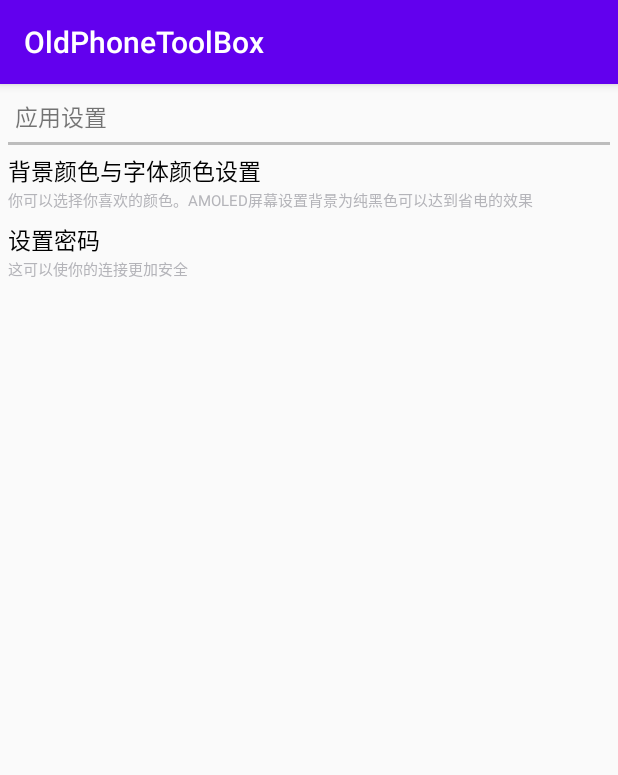
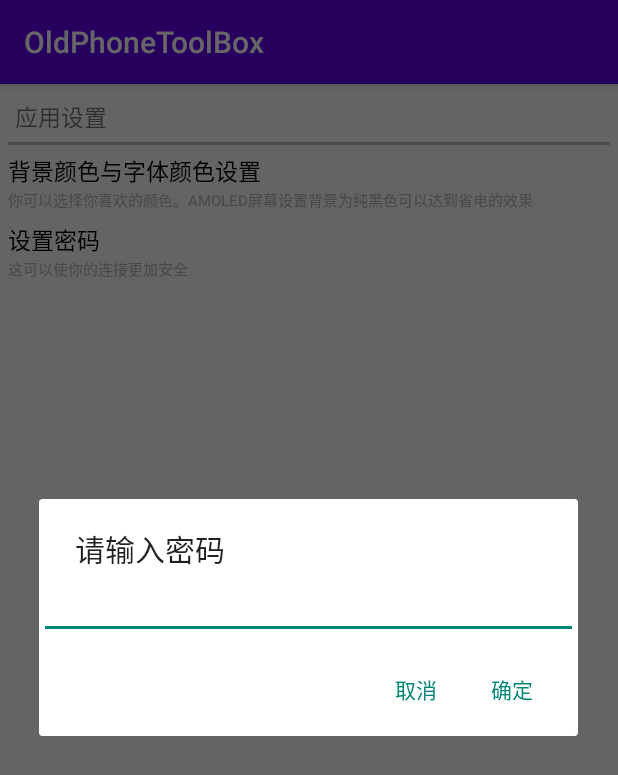
Before and after one commit to onear233/oldPhoneToolbox, an Android app: the SettingActivity screen opened directly, with no data from a screen before it, after a tap on "设置密码", on a phone screen of 412 x 824 dp. Shown: the top 775 px of the screen. Run offline under Robolectric (Android 15) with nearby library versions, the phone set to English and light mode, and no system bars; network calls fail.

Commit message:
设置密码

```diff
--- a/app/src/main/java/com/oldphonetoolbox/onear/SettingActivity.java
+++ b/app/src/main/java/com/oldphonetoolbox/onear/SettingActivity.java
@@ -2,12 +2,17 @@ package com.oldphonetoolbox.onear;
 
 import androidx.appcompat.app.AppCompatActivity;
 
+import android.app.AlertDialog;
+import android.app.Dialog;
+import android.content.DialogInterface;
 import android.os.Bundle;
 import android.util.Log;
 import android.view.View;
 import android.widget.AdapterView;
+import android.widget.EditText;
 import android.widget.ListView;
 import android.widget.SimpleAdapter;
+import android.widget.Toast;
 
 import java.util.ArrayList;
 import java.util.HashMap;
@@ -50,7 +55,22 @@ public class SettingActivity extends AppCompatActivity implements AdapterView.On
     public void onItemClick(AdapterView<?> parent, View view, int position, long id) {
         switch (position){
             case 0:
-
+                break;
+            case 1:
+                Log.d("onClick","1被点击");
+                showPasswordEnterDialog();
+                break;
         }
     }
+
+    private void showPasswordEnterDialog() {
+        final EditText editText = new EditText(SettingActivity.this);
+        AlertDialog.Builder inputDialog = new AlertDialog.Builder(SettingActivity.this);
+        inputDialog.setTitle("请输入密码").setView(editText);
+        inputDialog.setPositiveButton("确定", (dialog, which) -> Toast.makeText(SettingActivity.this, editText.getText().toString(), Toast.LENGTH_SHORT).show());
+        inputDialog.setNegativeButton("取消", (dialog, which) -> { return; });
+        AlertDialog dialog = inputDialog.create();
+        dialog.show();
+
+    }
 }
```
